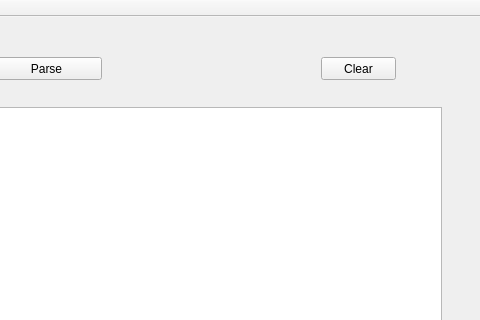
evgenybritan/parser, file path/mainwindow.ui: the form before one commit; both pictures show x 359 to 839 and y 0 to 320 of the 839 by 507 pixel window.
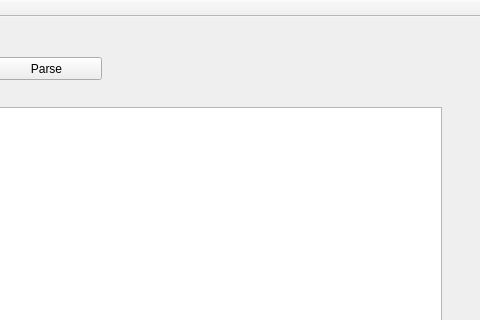
The form after the commit.

Commit message: git add readme

```diff
--- a/path/mainwindow.ui
+++ b/path/mainwindow.ui
@@ -82,19 +82,6 @@
      <string>Enter the path:</string>
     </property>
    </widget>
-   <widget class="QPushButton" name="clear">
-    <property name="geometry">
-     <rect>
-      <x>680</x>
-      <y>40</y>
-      <width>75</width>
-      <height>23</height>
-     </rect>
-    </property>
-    <property name="text">
-     <string>Clear</string>
-    </property>
-   </widget>
   </widget>
   <widget class="QMenuBar" name="menuBar">
    <property name="geometry">
```
The commit also changes 2 other files.
